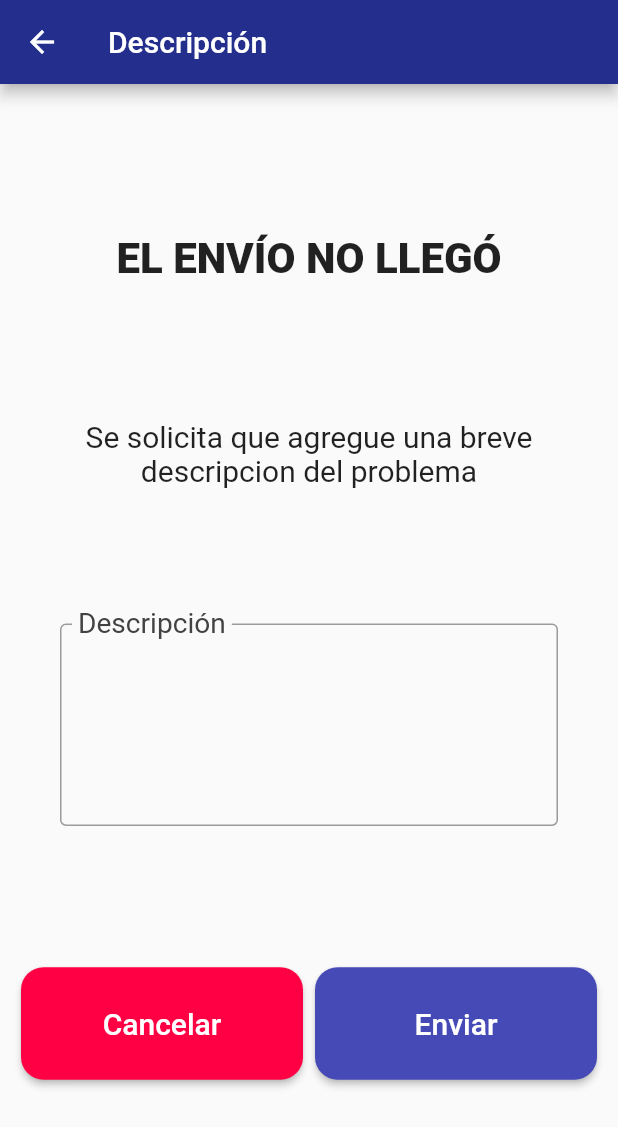
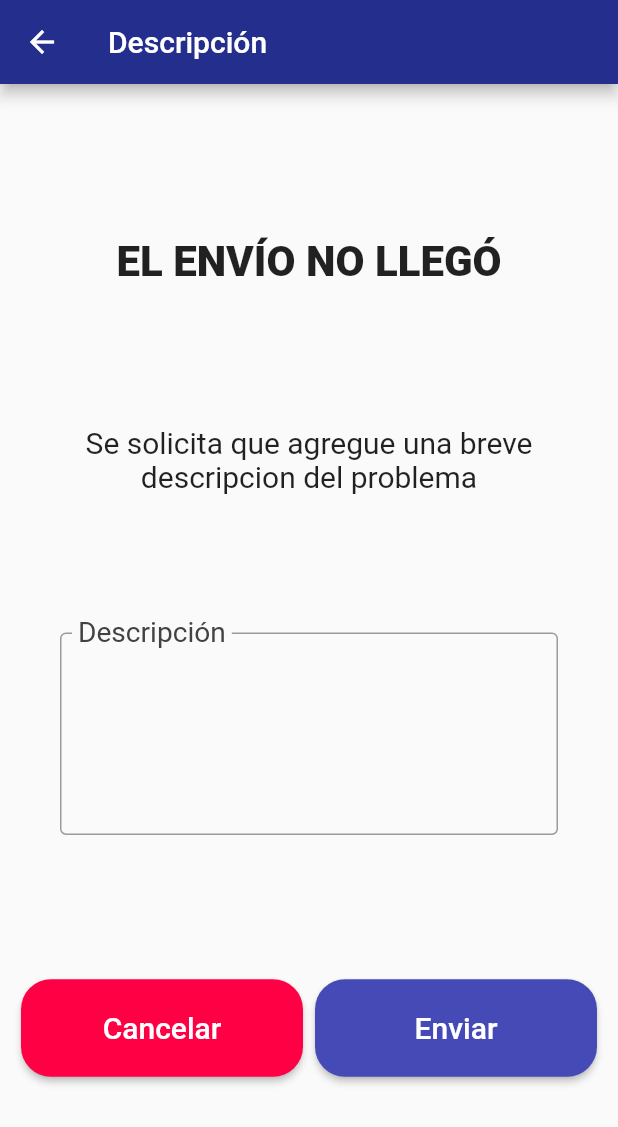
Before and after one commit to JulianFernandez28/ProyectoExportacion, a Flutter app: the screen it shows after launch, after a tap on "El envío no llegó", on a phone screen of 412 x 824 dp. Shown: the top 1127 px of the screen. Run offline on Flutter 3.47's test engine with Material 2 defaults, Android fonts, the phone set to English and light mode, and no system bars; our stand-ins replace logger.

Commit message:
cambios de diseño

```diff
--- a/proyectoexportacion/lib/widgets/Report_body.dart
+++ b/proyectoexportacion/lib/widgets/Report_body.dart
@@ -78,9 +78,9 @@ class Report_body extends StatelessWidget {
                     style: ElevatedButton.styleFrom(
                       backgroundColor: Color.fromARGB(255, 255, 0, 68),
                       shape: RoundedRectangleBorder(
-                        borderRadius: BorderRadius.circular(15),
+                        borderRadius: BorderRadius.circular(20),
                       ),
-                      fixedSize: Size.fromHeight(75),
+                      fixedSize: Size.fromHeight(65),
                     ),
                     child:
                         const Text('Cancelar', style: TextStyle(fontSize: 20)),
@@ -105,9 +105,9 @@ class Report_body extends StatelessWidget {
                     style: ElevatedButton.styleFrom(
                       backgroundColor: Color.fromARGB(255, 70, 74, 182),
                       shape: RoundedRectangleBorder(
-                        borderRadius: BorderRadius.circular(15),
+                        borderRadius: BorderRadius.circular(20),
                       ),
-                       fixedSize: Size.fromHeight(75)
+                       fixedSize: Size.fromHeight(65)
                     ),
                     child: const Text('Enviar', style: TextStyle(fontSize: 20)),
                   ),
```
Also changed, not shown: proyectoexportacion/lib/pages/report_descripton_option.dart (deleted, +0 -16 lines).
